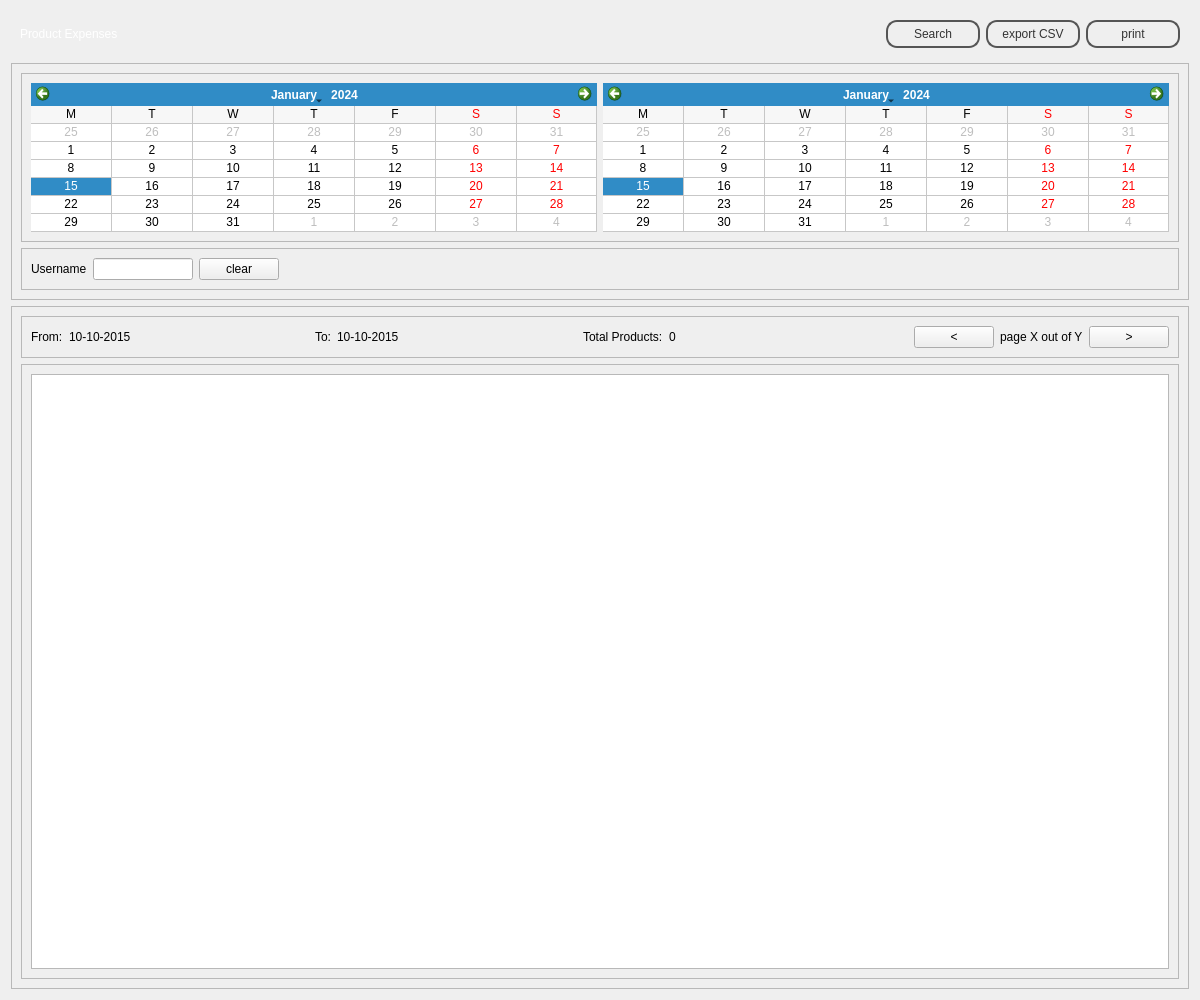
Qt form penyamanager/admin/productexpensesview.ui (eguzki/penyamanager) before a commit.
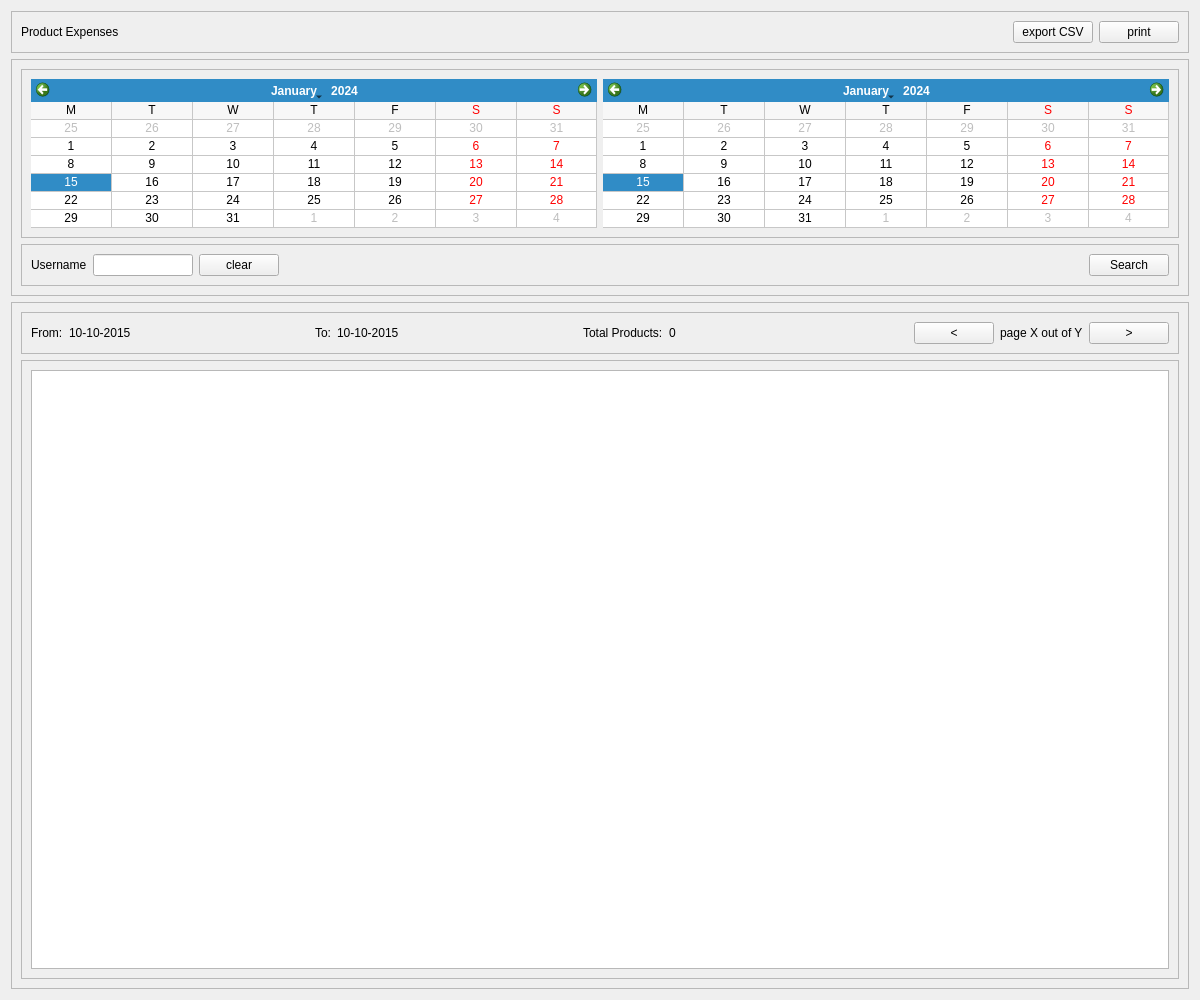
The same form after that commit.

The edit to the form file:
```diff
--- a/penyamanager/admin/productexpensesview.ui
+++ b/penyamanager/admin/productexpensesview.ui
@@ -14,7 +14,7 @@
    <string>Form</string>
   </property>
   <property name="styleSheet">
-   <string notr="true">#topFrame {
+   <string notr="true">/*#topFrame {
 border: none;
 background: qlineargradient(x1: 0, y1: 0, x2: 0, y2: 1,
 stop: 0 #a6a6a6, stop: 0.08 #7f7f7f,
@@ -53,7 +53,7 @@
 fx: 0.4, fy: -0.1,
 radius: 1.35, stop: 0 #fff, stop: 1 #ddd);
 }
-</string>
+*/</string>
   </property>
   <layout class="QVBoxLayout" name="verticalLayout">
    <item>
@@ -91,13 +91,6 @@
         </property>
        </spacer>
       </item>
-      <item>
-       <widget class="QPushButton" name="searchPushButton">
-        <property name="text">
-         <string>Search</string>
-        </property>
-       </widget>
-      </item>
       <item>
        <widget class="QPushButton" name="csvPushButton">
         <property name="text">
@@ -226,6 +219,13 @@
            </property>
           </spacer>
          </item>
+         <item>
+          <widget class="QPushButton" name="searchPushButton">
+           <property name="text">
+            <string>Search</string>
+           </property>
+          </widget>
+         </item>
         </layout>
        </widget>
       </item>
```
